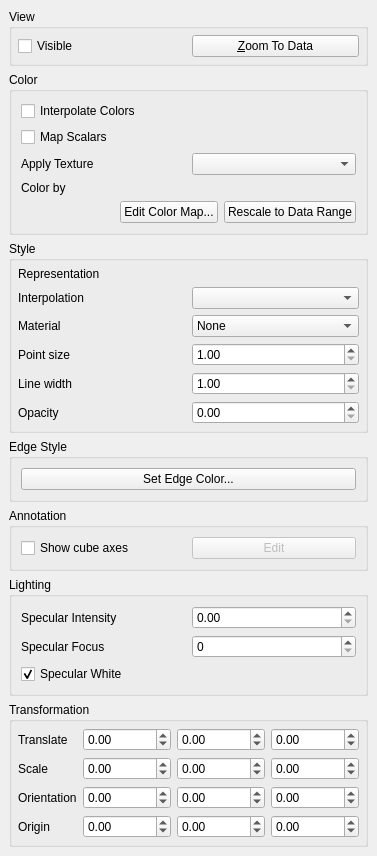
Before: the Qt Designer form Qt/Components/Resources/UI/pqDisplayProxyEditor.ui in wildmichael/ParaView3-enhancements-old, drawn with Qt 5.
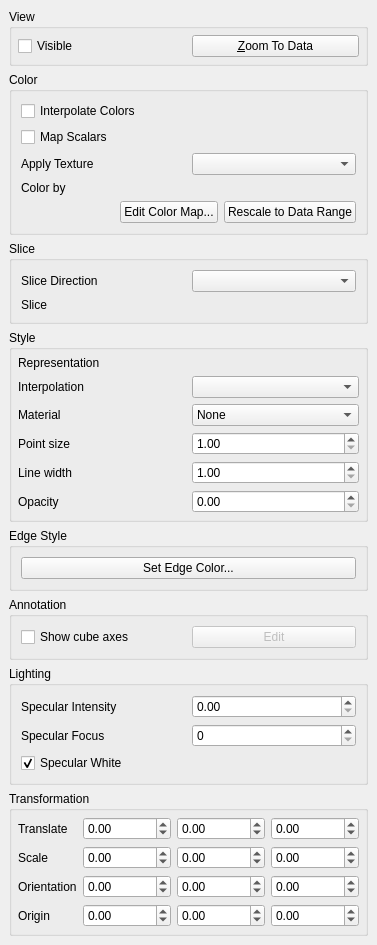
After: the same form once the commit is applied. Custom widgets are drawn as their Qt base class.

Commit message: ENH: Adding slice representation. (Does not work yet when data delivery is required either to render server or to client)

```diff
--- a/Qt/Components/Resources/UI/pqDisplayProxyEditor.ui
+++ b/Qt/Components/Resources/UI/pqDisplayProxyEditor.ui
@@ -234,6 +234,41 @@
      </layout>
     </widget>
    </item>
+   <item>
+    <widget class="QGroupBox" name="SliceGroup" >
+     <property name="title" >
+      <string>Slice</string>
+     </property>
+     <layout class="QGridLayout" >
+      <property name="margin" >
+       <number>9</number>
+      </property>
+      <property name="spacing" >
+       <number>6</number>
+      </property>
+      <item row="0" column="0" >
+       <widget class="QLabel" name="label_14" >
+        <property name="text" >
+         <string>Slice Direction</string>
+        </property>
+       </widget>
+      </item>
+      <item row="0" column="1" >
+       <widget class="QComboBox" name="SliceDirection" />
+      </item>
+      <item row="1" column="0" >
+       <widget class="QLabel" name="label_15" >
+        <property name="text" >
+         <string>Slice</string>
+        </property>
+       </widget>
+      </item>
+      <item row="1" column="1" >
+       <widget class="pqIntRangeWidget" native="1" name="Slice" />
+      </item>
+     </layout>
+    </widget>
+   </item>
    <item>
     <widget class="QGroupBox" name="StyleGroup" >
      <property name="title" >
@@ -855,21 +890,26 @@
    <extends>QWidget</extends>
    <header>pqDisplayColorWidget.h</header>
   </customwidget>
+  <customwidget>
+   <class>pqTextureComboBox</class>
+   <extends>QComboBox</extends>
+   <header>pqTextureComboBox.h</header>
+  </customwidget>
   <customwidget>
    <class>pqColorChooserButton</class>
    <extends>QPushButton</extends>
    <header>pqColorChooserButton.h</header>
   </customwidget>
+  <customwidget>
+   <class>pqIntRangeWidget</class>
+   <extends>QWidget</extends>
+   <header>pqIntRangeWidget.h</header>
+  </customwidget>
   <customwidget>
    <class>pqDisplayRepresentationWidget</class>
    <extends>QWidget</extends>
    <header>pqDisplayRepresentationWidget.h</header>
   </customwidget>
-  <customwidget>
-   <class>pqTextureComboBox</class>
-   <extends>QComboBox</extends>
-   <header>pqTextureComboBox.h</header>
-  </customwidget>
  </customwidgets>
  <tabstops>
   <tabstop>ViewData</tabstop>
```
Left out of the diff: 32 changed lines with no effect on the pictures. The commit also changes 21 other files.
